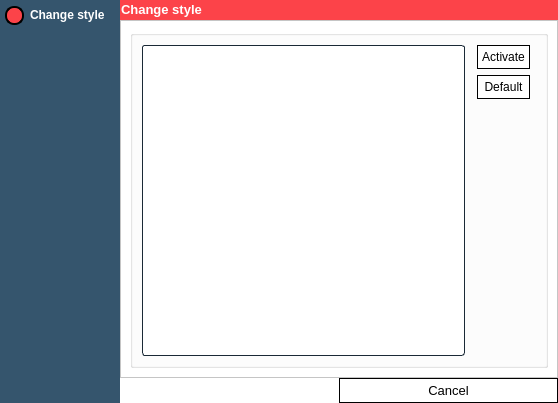
First picture: the form in StyleManager/ui_stylemanager.ui, repository GIAPspzoo/GIAP_PolaMap_lite, before the edit.
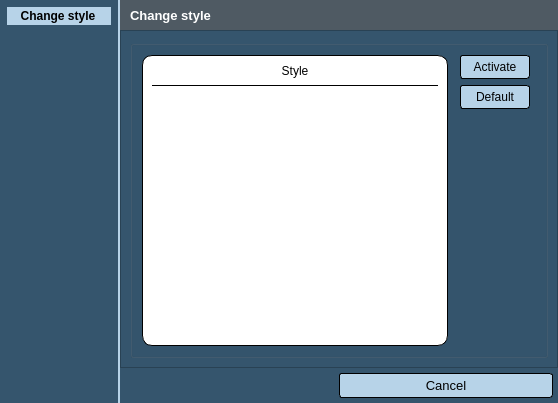
Second picture: the form after the edit. Icons and pictures are not drawn.

```diff
--- a/StyleManager/ui_stylemanager.ui
+++ b/StyleManager/ui_stylemanager.ui
@@ -37,10 +37,17 @@
   </property>
   <property name="styleSheet">
    <string notr="true">* {
-	background-color: rgb(255, 255, 255);
+	background-color: rgb(53, 85, 109);
     font: 10pt &quot;Segoe UI&quot;; 
 }
 
+QListWidget {
+	alternate-background-color:  #e7e7e7;
+}
+QListWidget:item:selected {
+	background: rgb(38, 60, 78);
+	color: white;
+}
 
 QAbstractItemView
 {
@@ -51,12 +58,29 @@
 	padding: 1px;
 }
 
+QAbstractItemView:selected
+{
+	color:  white;
+	background-color: rgb(38, 60, 78);
+}
+
 QPushButton {
 	color: black;
-	border: 1px solid  black;
+	border: 1px solid black;
+	background-color: #b7d3e8;
+	border-radius: 3px;
 	padding: 4px;
 }
 
+QPushButton:hover {
+
+	font-weight: bold;
+}
+QPushButton:pressed {
+   background-color: #5689b0;
+   border: 1px solid #6fb1e3;
+}
+
 QPushButton:disabled
 {
 	color: gray;
@@ -100,278 +124,6 @@
    <property name="spacing">
     <number>0</number>
    </property>
-   <item row="0" column="0" rowspan="3">
-    <widget class="QWidget" name="widget" native="true">
-     <property name="minimumSize">
-      <size>
-       <width>120</width>
-       <height>0</height>
-      </size>
-     </property>
-     <property name="font">
-      <font>
-       <family>Segoe UI Light</family>
-       <pointsize>8</pointsize>
-       <weight>9</weight>
-       <italic>false</italic>
-       <bold>false</bold>
-      </font>
-     </property>
-     <property name="styleSheet">
-      <string notr="true">background-color: rgb(53, 85, 109);
-font: 75 8pt &quot;Segoe UI Light&quot;;
-</string>
-     </property>
-     <layout class="QVBoxLayout" name="verticalLayout">
-      <property name="spacing">
-       <number>20</number>
-      </property>
-      <property name="leftMargin">
-       <number>5</number>
-      </property>
-      <property name="topMargin">
-       <number>5</number>
-      </property>
-      <property name="rightMargin">
-       <number>5</number>
-      </property>
-      <property name="bottomMargin">
-       <number>5</number>
-      </property>
-      <item>
-       <widget class="QRadioButton" name="obszar_radio">
-        <property name="enabled">
-         <bool>false</bool>
-        </property>
-        <property name="minimumSize">
-         <size>
-          <width>0</width>
-          <height>20</height>
-         </size>
-        </property>
-        <property name="palette">
-         <palette>
-          <active>
-           <colorrole role="WindowText">
-            <brush brushstyle="SolidPattern">
-             <color alpha="255">
-              <red>255</red>
-              <green>255</green>
-              <blue>255</blue>
-             </color>
-            </brush>
-           </colorrole>
-           <colorrole role="Button">
-            <brush brushstyle="SolidPattern">
-             <color alpha="255">
-              <red>53</red>
-              <green>85</green>
-              <blue>109</blue>
-             </color>
-            </brush>
-           </colorrole>
-           <colorrole role="Text">
-            <brush brushstyle="SolidPattern">
-             <color alpha="255">
-              <red>255</red>
-              <green>255</green>
-              <blue>255</blue>
-             </color>
-            </brush>
-           </colorrole>
-           <colorrole role="ButtonText">
-            <brush brushstyle="SolidPattern">
-             <color alpha="255">
-              <red>255</red>
-              <green>255</green>
-              <blue>255</blue>
-             </color>
-            </brush>
-           </colorrole>
-           <colorrole role="Base">
-            <brush brushstyle="SolidPattern">
-             <color alpha="255">
-              <red>53</red>
-              <green>85</green>
-              <blue>109</blue>
-             </color>
-            </brush>
-           </colorrole>
-           <colorrole role="Window">
-            <brush brushstyle="SolidPattern">
-             <color alpha="255">
-              <red>53</red>
-              <green>85</green>
-              <blue>109</blue>
-             </color>
-            </brush>
-           </colorrole>
-          </active>
-          <inactive>
-           <colorrole role="WindowText">
-            <brush brushstyle="SolidPattern">
-             <color alpha="255">
-              <red>255</red>
-              <green>255</green>
-              <blue>255</blue>
-             </color>
-            </brush>
-           </colorrole>
-           <colorrole role="Button">
-            <brush brushstyle="SolidPattern">
-             <color alpha="255">
-              <red>53</red>
-              <green>85</green>
-              <blue>109</blue>
-             </color>
-            </brush>
-           </colorrole>
-           <colorrole role="Text">
-            <brush brushstyle="SolidPattern">
-             <color alpha="255">
-              <red>255</red>
-              <green>255</green>
-              <blue>255</blue>
-             </color>
-            </brush>
-           </colorrole>
-           <colorrole role="ButtonText">
-            <brush brushstyle="SolidPattern">
-             <color alpha="255">
-              <red>255</red>
-              <green>255</green>
-              <blue>255</blue>
-             </color>
-            </brush>
-           </colorrole>
-           <colorrole role="Base">
-            <brush brushstyle="SolidPattern">
-             <color alpha="255">
-              <red>53</red>
-              <green>85</green>
-              <blue>109</blue>
-             </color>
-            </brush>
-           </colorrole>
-           <colorrole role="Window">
-            <brush brushstyle="SolidPattern">
-             <color alpha="255">
-              <red>53</red>
-              <green>85</green>
-              <blue>109</blue>
-             </color>
-            </brush>
-           </colorrole>
-          </inactive>
-          <disabled>
-           <colorrole role="WindowText">
-            <brush brushstyle="SolidPattern">
-             <color alpha="255">
-              <red>255</red>
-              <green>255</green>
-              <blue>255</blue>
-             </color>
-            </brush>
-           </colorrole>
-           <colorrole role="Button">
-            <brush brushstyle="SolidPattern">
-             <color alpha="255">
-              <red>53</red>
-              <green>85</green>
-              <blue>109</blue>
-             </color>
-            </brush>
-           </colorrole>
-           <colorrole role="Text">
-            <brush brushstyle="SolidPattern">
-             <color alpha="255">
-              <red>255</red>
-              <green>255</green>
-              <blue>255</blue>
-             </color>
-            </brush>
-           </colorrole>
-           <colorrole role="ButtonText">
-            <brush brushstyle="SolidPattern">
-             <color alpha="255">
-              <red>255</red>
-              <green>255</green>
-              <blue>255</blue>
-             </color>
-            </brush>
-           </colorrole>
-           <colorrole role="Base">
-            <brush brushstyle="SolidPattern">
-             <color alpha="255">
-              <red>53</red>
-              <green>85</green>
-              <blue>109</blue>
-             </color>
-            </brush>
-           </colorrole>
-           <colorrole role="Window">
-            <brush brushstyle="SolidPattern">
-             <color alpha="255">
-              <red>53</red>
-              <green>85</green>
-              <blue>109</blue>
-             </color>
-            </brush>
-           </colorrole>
-          </disabled>
-         </palette>
-        </property>
-        <property name="styleSheet">
-         <string notr="true">QRadioButton::indicator::checked  {
-	border: 2px solid black;
-	border-radius: 9px;
-	background-color: rgb(252, 67, 73);
-	width: 15px;
-	height: 15px;
-}
-
-QRadioButton::indicator::unchecked  {
-	border: 2px solid black;
-	border-radius: 9px;
-	background-color: rgb(255, 255, 255);
-	width: 15px;
-	height: 15px;
-}
-
-QRadioButton {
-	color : white;
-	font-weight: bold; 
-}</string>
-        </property>
-        <property name="text">
-         <string>Change style</string>
-        </property>
-        <property name="checkable">
-         <bool>true</bool>
-        </property>
-        <property name="checked">
-         <bool>true</bool>
-        </property>
-       </widget>
-      </item>
-      <item>
-       <spacer name="verticalSpacer_3">
-        <property name="orientation">
-         <enum>Qt::Vertical</enum>
-        </property>
-        <property name="sizeHint" stdset="0">
-         <size>
-          <width>20</width>
-          <height>40</height>
-         </size>
-        </property>
-       </spacer>
-      </item>
-     </layout>
-     <zorder>verticalSpacer_3</zorder>
-     <zorder>obszar_radio</zorder>
-    </widget>
-   </item>
    <item row="1" column="1">
     <widget class="QStackedWidget" name="stackedWidget">
      <property name="font">
@@ -417,18 +169,17 @@
          <property name="minimumSize">
           <size>
            <width>200</width>
-           <height>20</height>
+           <height>30</height>
           </size>
          </property>
          <property name="maximumSize">
           <size>
            <width>16777215</width>
-           <height>20</height>
+           <height>30</height>
           </size>
          </property>
          <property name="styleSheet">
-          <string notr="true">background-color: rgb(252, 67, 73);
-</string>
+          <string notr="true">background-color: #4f5a63;</string>
          </property>
          <property name="frameShape">
           <enum>QFrame::NoFrame</enum>
@@ -439,10 +190,10 @@
          <widget class="QLabel" name="title_label_12">
           <property name="geometry">
            <rect>
-            <x>1</x>
-            <y>1</y>
+            <x>10</x>
+            <y>0</y>
             <width>231</width>
-            <height>16</height>
+            <height>30</height>
            </rect>
           </property>
           <property name="font">
@@ -479,16 +230,63 @@
             </property>
             <layout class="QHBoxLayout" name="horizontalLayout_2">
              <item>
-              <widget class="QListWidget" name="listWidget">
-               <property name="showDropIndicator" stdset="0">
-                <bool>false</bool>
+              <widget class="QFrame" name="frame_2">
+               <property name="styleSheet">
+                <string notr="true">border: 1px solid black;
+border-radius: 10px;
+background-color: white;</string>
                </property>
-               <property name="selectionMode">
-                <enum>QAbstractItemView::SingleSelection</enum>
+               <property name="frameShape">
+                <enum>QFrame::StyledPanel</enum>
                </property>
-               <property name="selectionBehavior">
-                <enum>QAbstractItemView::SelectRows</enum>
+               <property name="frameShadow">
+                <enum>QFrame::Raised</enum>
                </property>
+               <layout class="QVBoxLayout" name="verticalLayout_3">
+                <property name="topMargin">
+                 <number>0</number>
+                </property>
+                <item>
+                 <widget class="QLabel" name="label">
+                  <property name="minimumSize">
+                   <size>
+                    <width>0</width>
+                    <height>30</height>
+                   </size>
+                  </property>
+                  <property name="styleSheet">
+                   <string notr="true">border-width: 0px;
+border-radius: 0px;
+border-bottom: 1px solid black;
+color: black;</string>
+                  </property>
+                  <property name="text">
+                   <string>Style</string>
+                  </property>
+                  <property name="alignment">
+                   <set>Qt::AlignCenter</set>
+                  </property>
+                 </widget>
+                </item>
+                <item>
+                 <widget class="QListWidget" name="listWidget">
+                  <property name="styleSheet">
+                   <string notr="true">QListWidget {
+	border: 0px solid white;
+}</string>
+                  </property>
+                  <property name="showDropIndicator" stdset="0">
+                   <bool>false</bool>
+                  </property>
+                  <property name="selectionMode">
+                   <enum>QAbstractItemView::SingleSelection</enum>
+                  </property>
+                  <property name="selectionBehavior">
+                   <enum>QAbstractItemView::SelectRows</enum>
+                  </property>
+                 </widget>
+                </item>
+               </layout>
               </widget>
              </item>
              <item>
@@ -501,6 +299,12 @@
                </property>
                <item>
                 <widget class="QPushButton" name="pushButton_activate">
+                 <property name="minimumSize">
+                  <size>
+                   <width>70</width>
+                   <height>0</height>
+                  </size>
+                 </property>
                  <property name="text">
                   <string>Activate</string>
                  </property>
@@ -541,19 +345,19 @@
    <item row="2" column="1">
     <layout class="QHBoxLayout" name="horizontalLayout">
      <property name="spacing">
-      <number>0</number>
+      <number>5</number>
      </property>
      <property name="leftMargin">
-      <number>0</number>
+      <number>5</number>
      </property>
      <property name="topMargin">
-      <number>0</number>
+      <number>5</number>
      </property>
      <property name="rightMargin">
-      <number>0</number>
+      <number>5</number>
      </property>
      <property name="bottomMargin">
-      <number>0</number>
+      <number>5</number>
      </property>
      <item>
       <spacer name="horizontalSpacer">
@@ -592,6 +396,78 @@
      </item>
     </layout>
    </item>
+   <item row="0" column="0" rowspan="3">
+    <widget class="QFrame" name="frame">
+     <property name="minimumSize">
+      <size>
+       <width>120</width>
+       <height>0</height>
+      </size>
+     </property>
+     <property name="font">
+      <font>
+       <family>Segoe UI</family>
+       <pointsize>10</pointsize>
+       <weight>50</weight>
+       <italic>false</italic>
+       <bold>false</bold>
+      </font>
+     </property>
+     <property name="styleSheet">
+      <string notr="true">border-right: 2px solid #b7d3e8;
+padding: 2px;</string>
+     </property>
+     <layout class="QVBoxLayout" name="verticalLayout">
+      <property name="spacing">
+       <number>20</number>
+      </property>
+      <property name="leftMargin">
+       <number>5</number>
+      </property>
+      <property name="topMargin">
+       <number>5</number>
+      </property>
+      <property name="rightMargin">
+       <number>5</number>
+      </property>
+      <property name="bottomMargin">
+       <number>5</number>
+      </property>
+      <item>
+       <widget class="QLabel" name="label_3">
+        <property name="styleSheet">
+         <string notr="true">   background-color: #b7d3e8;
+   color: black;
+   font: 10pt &quot;Segoe UI&quot;; 
+   font-weight: bold;
+</string>
+        </property>
+        <property name="text">
+         <string>Change style</string>
+        </property>
+        <property name="alignment">
+         <set>Qt::AlignCenter</set>
+        </property>
+       </widget>
+      </item>
+      <item>
+       <spacer name="verticalSpacer_3">
+        <property name="orientation">
+         <enum>Qt::Vertical</enum>
+        </property>
+        <property name="sizeHint" stdset="0">
+         <size>
+          <width>20</width>
+          <height>40</height>
+         </size>
+        </property>
+       </spacer>
+      </item>
+     </layout>
+     <zorder>verticalSpacer_3</zorder>
+     <zorder>label_3</zorder>
+    </widget>
+   </item>
   </layout>
  </widget>
  <resources/>
```
